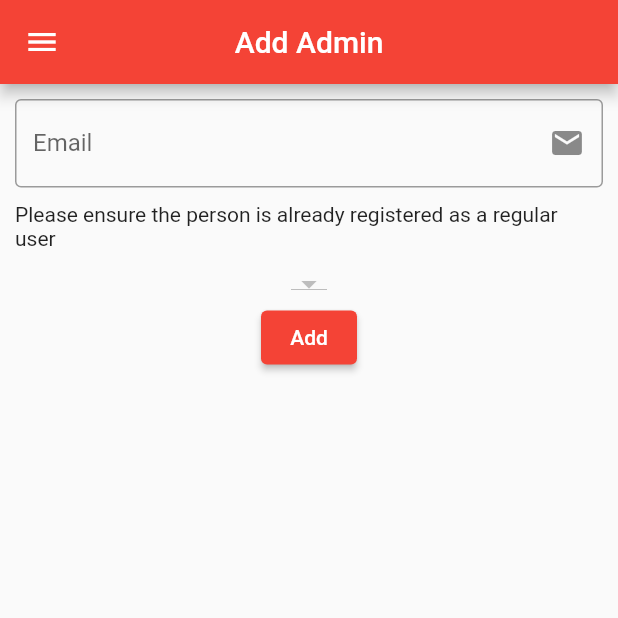
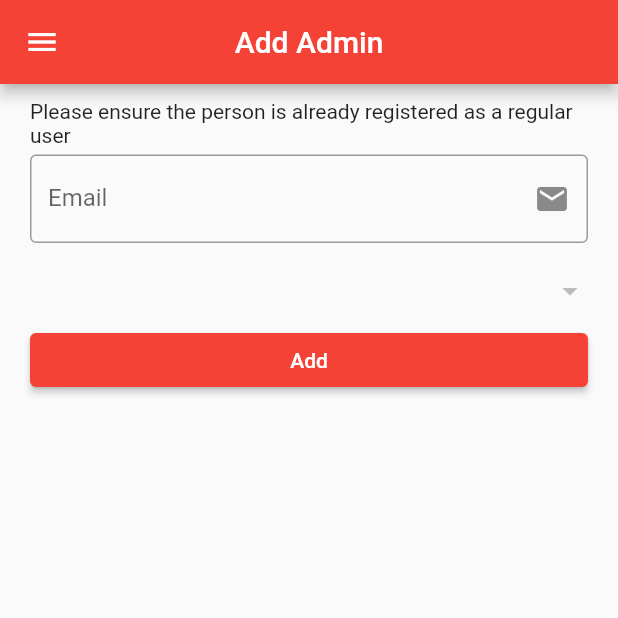
Before and after one commit to geek911/BW-Blood-Services, a Flutter app: the AddAdminPage screen opened by its route, on a phone screen of 412 x 824 dp, the top half of it. Run offline on Flutter 3.47's test engine with Material 2 defaults, Android fonts, the phone set to English and light mode, and no system bars; our stand-ins replace cloud_firestore, firebase_auth, firebase_core, progress_dialog; accounts and stored records are empty.

Commit message:
Everything now works

```diff
--- a/lib/pages/add_admin_page.dart
+++ b/lib/pages/add_admin_page.dart
@@ -53,11 +53,17 @@ class _AddAdminPageState extends State<AddAdminPage> {
         drawer: mainDrawer(context),
         body: SafeArea(
           child: Padding(
-            padding: const EdgeInsets.symmetric(horizontal: 10.0, vertical: 10),
+            padding: const EdgeInsets.symmetric(horizontal: 20.0, vertical: 10),
             child: Form(
               key: _formKey,
               child: Column(
+                crossAxisAlignment: CrossAxisAlignment.stretch,
                 children: [
+                  Text(
+                      'Please ensure the person is already registered as a regular user'),
+                  SizedBox(
+                    height: 5,
+                  ),
                   TextFormField(
                     controller: _emailController,
                     validator: validateEmail,
@@ -72,17 +78,17 @@ class _AddAdminPageState extends State<AddAdminPage> {
                   SizedBox(
                     height: 10,
                   ),
-                  Text(
-                      'Please ensure the person is already registered as a regular user'),
+
                   SizedBox(
                     height: 10,
                   ),
-                  DropdownButton<String>(
+                  DropdownButtonHideUnderline(
+                    child: DropdownButton<String>(
                       value: selectedCentre,
                       items: _centres.keys.map((String value) {
                         return new DropdownMenuItem<String>(
                           value: value,
-                        child: new Text(value),
+                          child: new Text(value, style: TextStyle(fontSize: 18),),
                         );
                       }).toList(),
                       onChanged: (value) {
@@ -90,6 +96,10 @@ class _AddAdminPageState extends State<AddAdminPage> {
                           selectedCentre = value;
                         });
                       },
+                    ),
+                  ),
+                  SizedBox(
+                    height: 10,
                   ),
                   ElevatedButton(
                       onPressed: () async {
```
Lines whose indentation alone changed are shown as unchanged.
